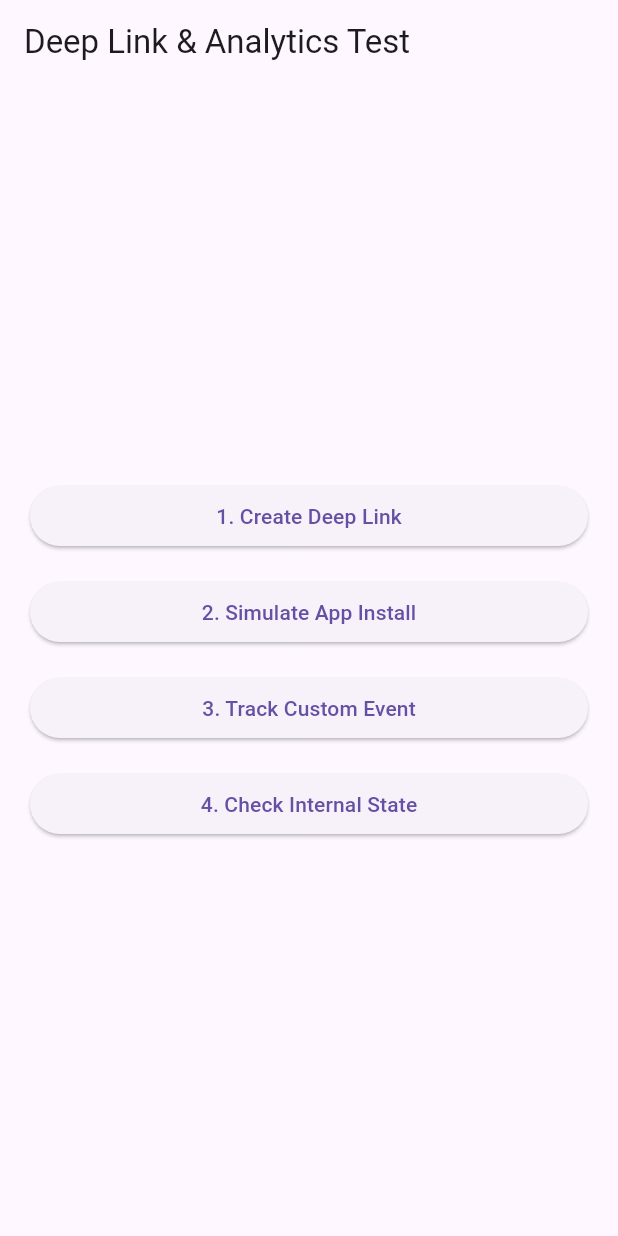
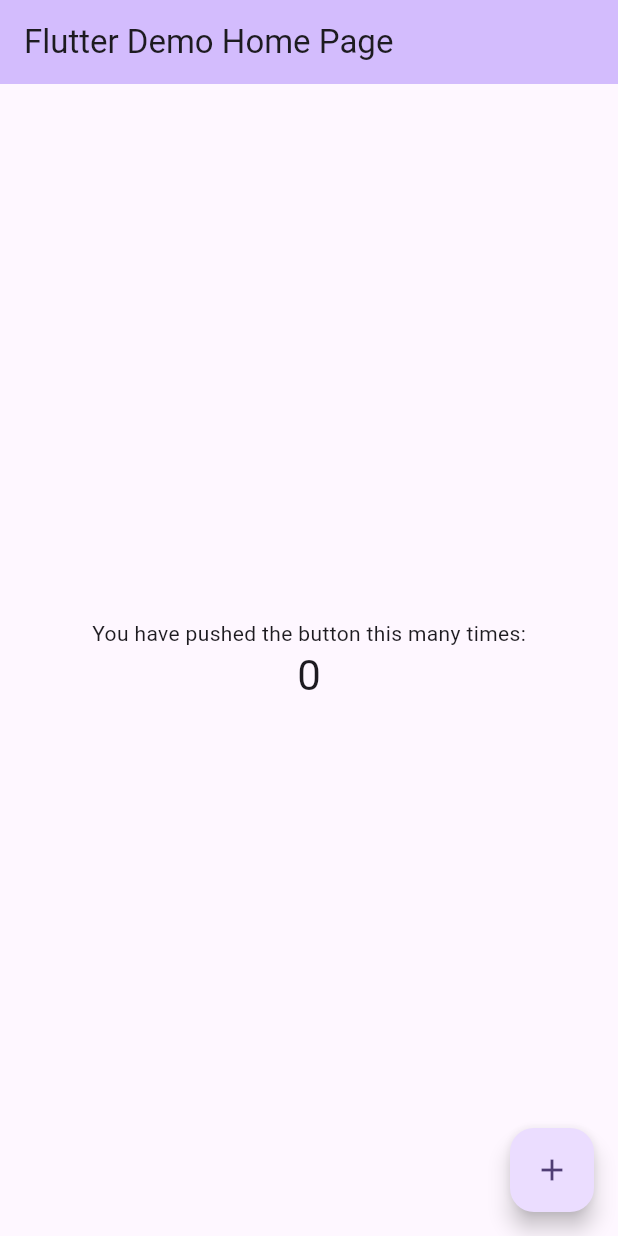
Before and after one commit to imskshivam/deeplink_analytic, a Flutter app: the screen it shows after launch, on a phone screen of 412 x 824 dp. Run offline on Flutter 3.47's test engine with Material 3 defaults, Android fonts, the phone set to English and light mode, and no system bars; our stand-ins replace app_links, device_info_plus, package_info_plus, shared_preferences.

Commit message:
main changed

```diff
--- a/lib/main.dart
+++ b/lib/main.dart
@@ -1,166 +1,122 @@
 import 'package:flutter/material.dart';
-import 'package:hippo_analytic/analytics_tracker.dart';
-import 'package:hippo_analytic/config.dart';
-import 'package:hippo_analytic/deep_link_manager.dart';
-import 'package:hippo_analytic/event_model.dart';
-import 'package:hippo_analytic/widgets/deep_link_wrapper.dart';
 
 void main() {
-  runApp(MyApp());
+  runApp(const MyApp());
 }
 
 class MyApp extends StatelessWidget {
+  const MyApp({super.key});
+
+  // This widget is the root of your application.
   @override
   Widget build(BuildContext context) {
-    // The DeepLinkWrapper initializes the manager with your configuration
-    return DeepLinkWrapper(
-      config: DeepLinkConfig(
-        apiKey: 'your_api_key',
-        // The baseUrl should point to your server root
-        baseUrl: 'http://192.168.1.24:5000',
-        debugMode: true, // Enable debug prints
-        enableAnalytics: true, // Ensure analytics are enabled
+    return MaterialApp(
+      title: 'Flutter Demo',
+      theme: ThemeData(
+        // This is the theme of your application.
+        //
+        // TRY THIS: Try running your application with "flutter run". You'll see
+        // the application has a purple toolbar. Then, without quitting the app,
+        // try changing the seedColor in the colorScheme below to Colors.green
+        // and then invoke "hot reload" (save your changes or press the "hot
+        // reload" button in a Flutter-supported IDE, or press "r" if you used
+        // the command line to start the app).
+        //
+        // Notice that the counter didn't reset back to zero; the application
+        // state is not lost during the reload. To reset the state, use hot
+        // restart instead.
+        //
+        // This works for code too, not just values: Most code changes can be
+        // tested with just a hot reload.
+        colorScheme: ColorScheme.fromSeed(seedColor: Colors.deepPurple),
       ),
-      child: MaterialApp(title: 'Deep Link Tester', home: HomePage()),
+      home: const MyHomePage(title: 'Flutter Demo Home Page'),
     );
   }
 }
 
-class HomePage extends StatefulWidget {
+class MyHomePage extends StatefulWidget {
+  const MyHomePage({super.key, required this.title});
+
+  // This widget is the home page of your application. It is stateful, meaning
+  // that it has a State object (defined below) that contains fields that affect
+  // how it looks.
+
+  // This class is the configuration for the state. It holds the values (in this
+  // case the title) provided by the parent (in this case the App widget) and
+  // used by the build method of the State. Fields in a Widget subclass are
+  // always marked "final".
+
+  final String title;
+
   @override
-  _HomePageState createState() => _HomePageState();
+  State<MyHomePage> createState() => _MyHomePageState();
 }
 
-class _HomePageState extends State<HomePage> {
-  // Use the singleton instance of the manager
-  final DeepLinkManager _deepLinkManager = DeepLinkManager();
+class _MyHomePageState extends State<MyHomePage> {
+  int _counter = 0;
 
-  @override
-  void initState() {
-    super.initState();
-    // No need to call initialize() here, DeepLinkWrapper does it for you.
-    _setupDeepLinkHandlers();
-
-    // After initialization, you can handle any link that opened the app
-    _deepLinkManager.handleDeferredDeepLink();
-  }
-
-  void _setupDeepLinkHandlers() {
-    _deepLinkManager.addHandler(ProductDeepLinkHandler());
-  }
-
-  // Creates a deep link and prints it to the console
-  Future<void> _createDeepLink() async {
-    print("--- Tapped: Create Deep Link ---");
-    try {
-      final deepLink = await _deepLinkManager.createDeepLink(
-        destination: 'https://myapp.com/product/123',
-        campaign: 'summer_sale',
-        source: 'facebook',
-        medium: 'social',
-      );
-
-      print('✅ Created deep link (printed in Flutter console): $deepLink');
-      print("Check your backend console to see the request to /api/v1/links");
-    } catch (e) {
-      print('❌ Error creating deep link: $e');
-    }
-  }
-
-  // Simulates a new app install with a referrer URL
-  Future<void> _simulateInstall() async {
-    print("--- Tapped: Simulate Install ---");
-    const referrer =
-        'utm_source=google&utm_medium=cpc&utm_campaign=new_user_promo';
-    // await _deepLinkManager.simulateAppInstall(referrer);
-    print('✅ Simulated install with referrer: "$referrer"');
-    print(
-      "This triggers 'install_referrer_received' and 'install_referrer_processed' events.",
-    );
-  }
-
-  // Tracks a custom analytics event
-  Future<void> _trackCustomEvent() async {
-    print("--- Tapped: Track Custom Event ---");
-    // Use the AnalyticsTracker singleton to track any event
-    await AnalyticsTracker().trackEvent(
-      'button_click',
-      properties: {
-        'button_id': 'custom_event_button',
-        'page': 'home',
-        'is_testing': true,
-      },
-    );
-    print("✅ 'button_click' event added to the queue.");
-    print("Events will be sent to the backend in a batch.");
-  }
-
-  // Gets and prints the current internal state of the DeepLinkManager
-  Future<void> _checkState() async {
-    print("--- Tapped: Check State ---");
-    final state = await _deepLinkManager.getDeepLinkState();
-    print("✅ Current DeepLinkManager State:");
-    // Simple print loop for better readability
-    state.forEach((key, value) {
-      print("  - $key: $value");
+  void _incrementCounter() {
+    setState(() {
+      // This call to setState tells the Flutter framework that something has
+      // changed in this State, which causes it to rerun the build method below
+      // so that the display can reflect the updated values. If we changed
+      // _counter without calling setState(), then the build method would not be
+      // called again, and so nothing would appear to happen.
+      _counter++;
     });
   }
 
   @override
   Widget build(BuildContext context) {
+    // This method is rerun every time setState is called, for instance as done
+    // by the _incrementCounter method above.
+    //
+    // The Flutter framework has been optimized to make rerunning build methods
+    // fast, so that you can just rebuild anything that needs updating rather
+    // than having to individually change instances of widgets.
     return Scaffold(
-      appBar: AppBar(title: Text('Deep Link & Analytics Test')),
+      appBar: AppBar(
+        // TRY THIS: Try changing the color here to a specific color (to
+        // Colors.amber, perhaps?) and trigger a hot reload to see the AppBar
+        // change color while the other colors stay the same.
+        backgroundColor: Theme.of(context).colorScheme.inversePrimary,
+        // Here we take the value from the MyHomePage object that was created by
+        // the App.build method, and use it to set our appbar title.
+        title: Text(widget.title),
+      ),
       body: Center(
-        child: Padding(
-          padding: const EdgeInsets.all(20.0),
-          child: Column(
-            mainAxisAlignment: MainAxisAlignment.center,
-            crossAxisAlignment: CrossAxisAlignment.stretch,
-            children: [
-              ElevatedButton(
-                onPressed: _createDeepLink,
-                child: Text('1. Create Deep Link'),
-              ),
-              SizedBox(height: 16),
-              ElevatedButton(
-                onPressed: _simulateInstall,
-                child: Text('2. Simulate App Install'),
-              ),
-              SizedBox(height: 16),
-              ElevatedButton(
-                onPressed: _trackCustomEvent,
-                child: Text('3. Track Custom Event'),
-              ),
-              SizedBox(height: 16),
-              ElevatedButton(
-                onPressed: _checkState,
-                child: Text('4. Check Internal State'),
-              ),
-            ],
-          ),
+        // Center is a layout widget. It takes a single child and positions it
+        // in the middle of the parent.
+        child: Column(
+          // Column is also a layout widget. It takes a list of children and
+          // arranges them vertically. By default, it sizes itself to fit its
+          // children horizontally, and tries to be as tall as its parent.
+          //
+          // Column has various properties to control how it sizes itself and
+          // how it positions its children. Here we use mainAxisAlignment to
+          // center the children vertically; the main axis here is the vertical
+          // axis because Columns are vertical (the cross axis would be
+          // horizontal).
+          //
+          // TRY THIS: Invoke "debug painting" (choose the "Toggle Debug Paint"
+          // action in the IDE, or press "p" in the console), to see the
+          // wireframe for each widget.
+          mainAxisAlignment: MainAxisAlignment.center,
+          children: <Widget>[
+            const Text('You have pushed the button this many times:'),
+            Text(
+              '$_counter',
+              style: Theme.of(context).textTheme.headlineMedium,
+            ),
+          ],
         ),
       ),
+      floatingActionButton: FloatingActionButton(
+        onPressed: _incrementCounter,
+        tooltip: 'Increment',
+        child: const Icon(Icons.add),
+      ), // This trailing comma makes auto-formatting nicer for build methods.
     );
   }
-
-  @override
-  void dispose() {
-    _deepLinkManager.dispose();
-    super.dispose();
-  }
 }
-
-// Your handler remains the same
-class ProductDeepLinkHandler extends DeepLinkHandler {
-  @override
-  bool canHandle(DeepLinkData data) {
-    return data.path?.contains('product') == true;
-  }
-
-  @override
-  Future<void> handle(DeepLinkData data) async {
-    final productId = data.path?.split('/').last;
-    print('✅ Navigating to product with ID: $productId from deep link.');
-    // In a real app, you would navigate to the product page here.
-  }
-}
```
